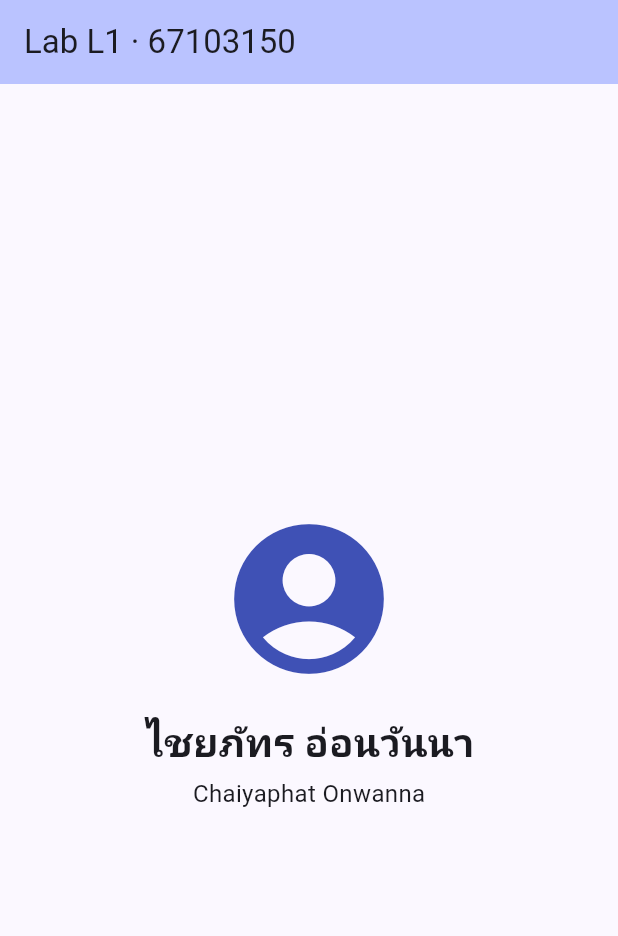
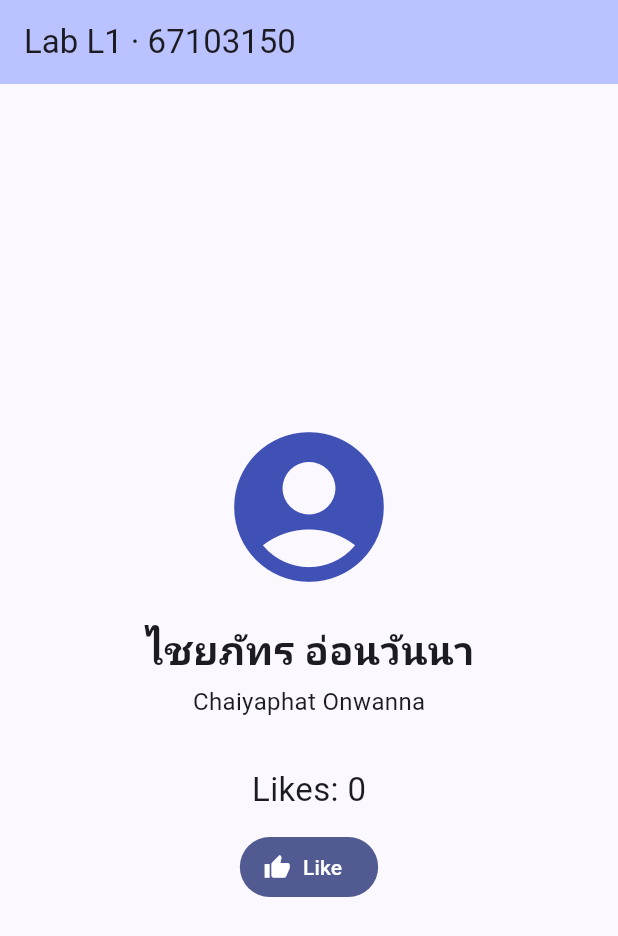
Before and after one commit to Gamechaiphat/lab01_profile, a Flutter app: the screen it shows after launch, on a phone screen of 412 x 824 dp. Shown: the top 936 px of the screen. Run offline on Flutter 3.47's test engine with Material 3 defaults, Android fonts, the phone set to English and light mode, and no system bars.

Commit message:
Lab L1: StatefulWidget with Like button using setState

```diff
--- a/lib/main.dart
+++ b/lib/main.dart
@@ -18,8 +18,21 @@ class MyApp extends StatelessWidget {
   }
 }
 
-class HomePage extends StatelessWidget {
+class HomePage extends StatefulWidget {
   const HomePage({super.key});
+
+  @override
+  State<HomePage> createState() => _HomePageState();
+}
+
+class _HomePageState extends State<HomePage> {
+  int _likes = 0;
+
+  void _like() {
+    setState(() {
+      _likes++;
+    });
+  }
 
   @override
   Widget build(BuildContext context) {
@@ -28,18 +41,26 @@ class HomePage extends StatelessWidget {
         title: const Text('Lab L1 · 67103150'),
         backgroundColor: Theme.of(context).colorScheme.inversePrimary,
       ),
-      body: const Center(
+      body: Center(
         child: Column(
           mainAxisAlignment: MainAxisAlignment.center,
           children: [
-            Icon(Icons.account_circle, size: 120, color: Colors.indigo),
-            SizedBox(height: 16),
-            Text(
+            const Icon(Icons.account_circle, size: 120, color: Colors.indigo),
+            const SizedBox(height: 16),
+            const Text(
               'ไชยภัทร อ่อนวันนา',
               style: TextStyle(fontSize: 26, fontWeight: FontWeight.bold),
             ),
-            SizedBox(height: 4),
-            Text('Chaiyaphat Onwanna', style: TextStyle(fontSize: 16)),
+            const SizedBox(height: 4),
+            const Text('Chaiyaphat Onwanna', style: TextStyle(fontSize: 16)),
+            const SizedBox(height: 32),
+            Text('Likes: $_likes', style: const TextStyle(fontSize: 22)),
+            const SizedBox(height: 12),
+            FilledButton.icon(
+              onPressed: _like,
+              icon: const Icon(Icons.thumb_up),
+              label: const Text('Like'),
+            ),
           ],
         ),
       ),
```
Also changed, not shown: 1 other file.
